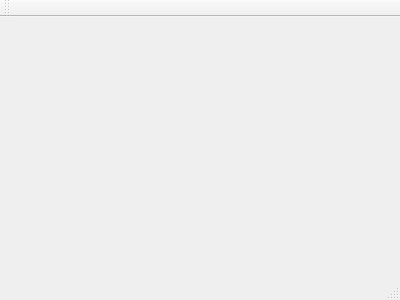
Qt form colonydatamerger.ui (samcrow/ColonyDataMerger) before a commit.
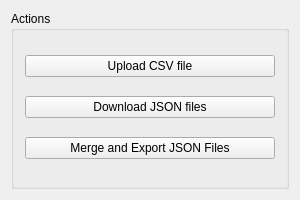
The same form after that commit.

```diff
--- a/colonydatamerger.ui
+++ b/colonydatamerger.ui
@@ -1,24 +1,92 @@
 <ui version="4.0">
  <class>ColonyDataMerger</class>
- <widget class="QMainWindow" name="ColonyDataMerger" >
-  <property name="geometry" >
+ <widget class="QMainWindow" name="ColonyDataMerger">
+  <property name="enabled">
+   <bool>true</bool>
+  </property>
+  <property name="geometry">
    <rect>
     <x>0</x>
     <y>0</y>
-    <width>400</width>
-    <height>300</height>
+    <width>300</width>
+    <height>200</height>
    </rect>
   </property>
-  <property name="windowTitle" >
-   <string>ColonyDataMerger</string>
+  <property name="sizePolicy">
+   <sizepolicy hsizetype="Fixed" vsizetype="Fixed">
+    <horstretch>0</horstretch>
+    <verstretch>0</verstretch>
+   </sizepolicy>
   </property>
-  <widget class="QMenuBar" name="menuBar" />
-  <widget class="QToolBar" name="mainToolBar" />
-  <widget class="QWidget" name="centralWidget" />
-  <widget class="QStatusBar" name="statusBar" />
+  <property name="minimumSize">
+   <size>
+    <width>300</width>
+    <height>200</height>
+   </size>
+  </property>
+  <property name="maximumSize">
+   <size>
+    <width>300</width>
+    <height>200</height>
+   </size>
+  </property>
+  <property name="baseSize">
+   <size>
+    <width>300</width>
+    <height>200</height>
+   </size>
+  </property>
+  <property name="windowTitle">
+   <string>Colony Data Merger</string>
+  </property>
+  <widget class="QWidget" name="centralWidget">
+   <layout class="QGridLayout" name="gridLayout_2">
+    <item row="0" column="0">
+     <widget class="QGroupBox" name="groupBox">
+      <property name="title">
+       <string>Actions</string>
+      </property>
+      <layout class="QGridLayout" name="gridLayout">
+       <item row="0" column="0">
+        <widget class="QPushButton" name="uploadButton">
+         <property name="sizePolicy">
+          <sizepolicy hsizetype="Expanding" vsizetype="Fixed">
+           <horstretch>0</horstretch>
+           <verstretch>0</verstretch>
+          </sizepolicy>
+         </property>
+         <property name="text">
+          <string>Upload CSV file</string>
+         </property>
+        </widget>
+       </item>
+       <item row="1" column="0">
+        <widget class="QPushButton" name="downloadButton">
+         <property name="text">
+          <string>Download JSON files</string>
+         </property>
+        </widget>
+       </item>
+       <item row="2" column="0">
+        <widget class="QPushButton" name="mergeButton">
+         <property name="sizePolicy">
+          <sizepolicy hsizetype="Expanding" vsizetype="Fixed">
+           <horstretch>0</horstretch>
+           <verstretch>0</verstretch>
+          </sizepolicy>
+         </property>
+         <property name="text">
+          <string>Merge and Export JSON Files</string>
+         </property>
+        </widget>
+       </item>
+      </layout>
+     </widget>
+    </item>
+   </layout>
+  </widget>
  </widget>
- <layoutDefault spacing="6" margin="11" />
- <pixmapfunction></pixmapfunction>
+ <layoutdefault spacing="6" margin="11"/>
  <resources/>
  <connections/>
 </ui>
```
Left out of the diff: 1 changed line with no effect on the pictures.
